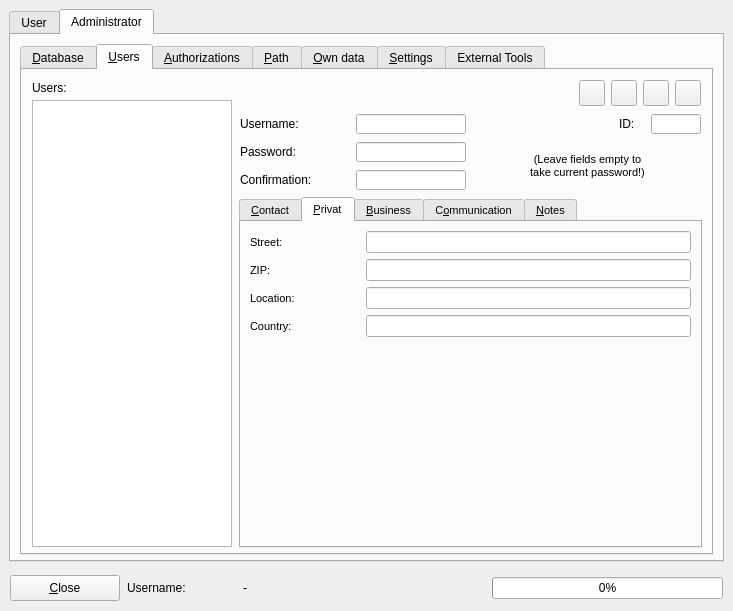
This is trunk/ui/cfgfrm.ui in BackupTheBerlios/first4-svn as Qt 5 draws it before an edit. The edited form follows.
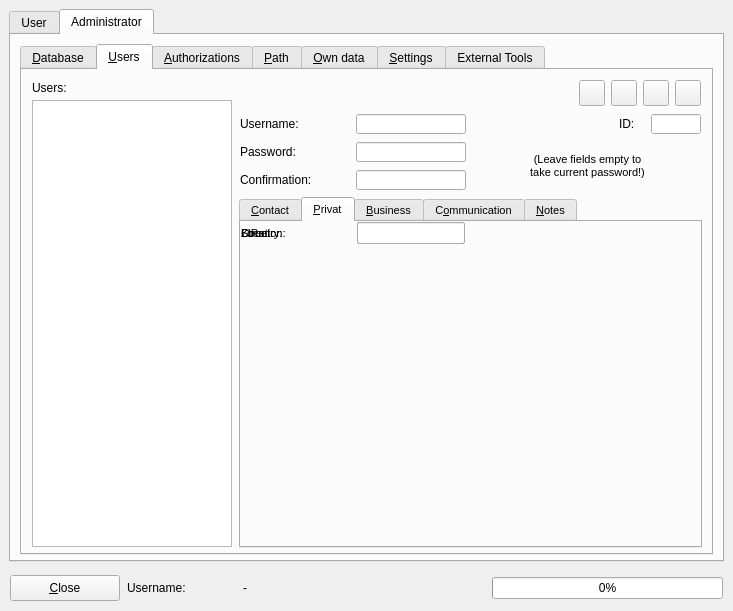
This is the edited form. The open tabs and pages were chosen to show the change. Icons and pictures are not drawn.

The edit to the form file:
```diff
--- a/trunk/ui/cfgfrm.ui
+++ b/trunk/ui/cfgfrm.ui
@@ -1110,39 +1110,7 @@
         <attribute name="title" >
          <string>&amp;Privat</string>
         </attribute>
-        <layout class="QGridLayout" >
-         <property name="leftMargin" >
-          <number>9</number>
-         </property>
-         <property name="topMargin" >
-          <number>9</number>
-         </property>
-         <property name="rightMargin" >
-          <number>9</number>
-         </property>
-         <property name="bottomMargin" >
-          <number>9</number>
-         </property>
-         <property name="horizontalSpacing" >
-          <number>6</number>
-         </property>
-         <property name="verticalSpacing" >
-          <number>6</number>
-         </property>
-         <item row="4" column="0" >
-          <spacer>
-           <property name="orientation" >
-            <enum>Qt::Vertical</enum>
-           </property>
-           <property name="sizeHint" >
-            <size>
-             <width>20</width>
-             <height>40</height>
-            </size>
-           </property>
-          </spacer>
-         </item>
-         <item row="0" column="0" >
+        <widget class="QWidget" name="" >
           <layout class="QHBoxLayout" >
            <property name="spacing" >
             <number>6</number>
@@ -1182,8 +1150,8 @@
             <widget class="QLineEdit" name="txt_users_privat_street" />
            </item>
           </layout>
-         </item>
-         <item row="1" column="0" >
+        </widget>
+        <widget class="QWidget" name="" >
           <layout class="QHBoxLayout" >
            <property name="spacing" >
             <number>6</number>
@@ -1223,8 +1191,8 @@
             <widget class="QLineEdit" name="txt_users_privat_zip" />
            </item>
           </layout>
-         </item>
-         <item row="2" column="0" >
+        </widget>
+        <widget class="QWidget" name="" >
           <layout class="QHBoxLayout" >
            <property name="spacing" >
             <number>6</number>
@@ -1264,8 +1232,8 @@
             <widget class="QLineEdit" name="txt_users_privat_location" />
            </item>
           </layout>
-         </item>
-         <item row="3" column="0" >
+        </widget>
+        <widget class="QWidget" name="" >
           <layout class="QHBoxLayout" >
            <property name="spacing" >
             <number>6</number>
@@ -1305,8 +1273,7 @@
             <widget class="QLineEdit" name="txt_users_privat_country" />
            </item>
           </layout>
-         </item>
-        </layout>
+        </widget>
        </widget>
        <widget class="QWidget" name="business" >
         <attribute name="title" >
```
Left out of the diff: 36 changed lines with no effect on the pictures. Lines whose indentation alone changed are shown as unchanged.
